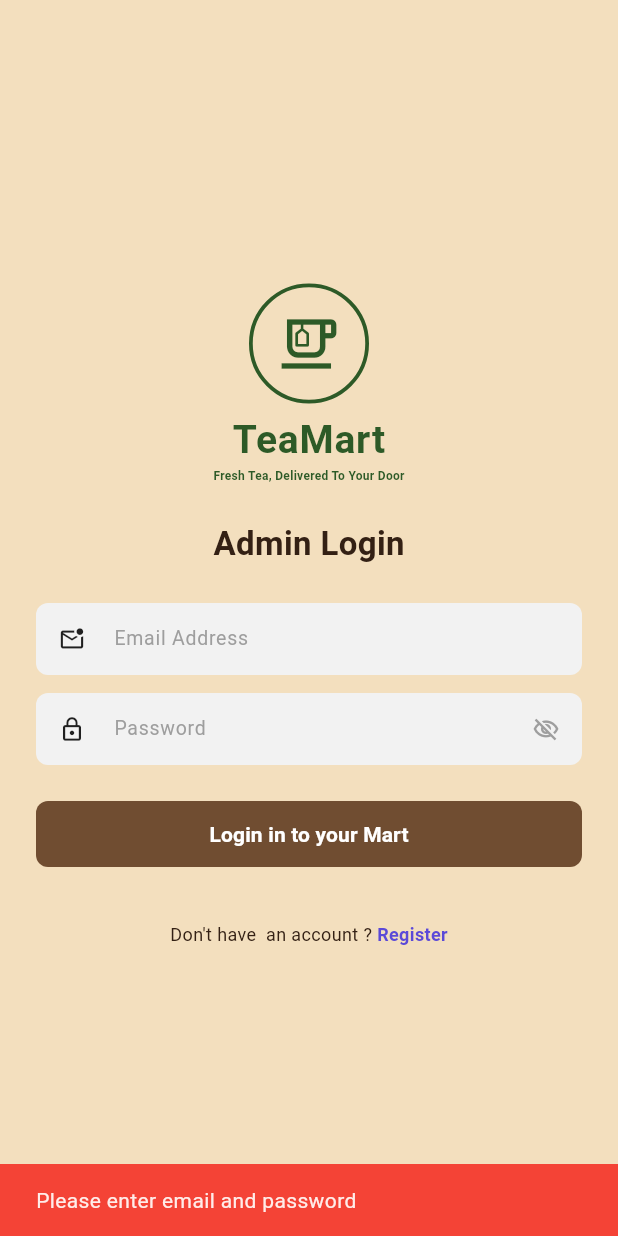
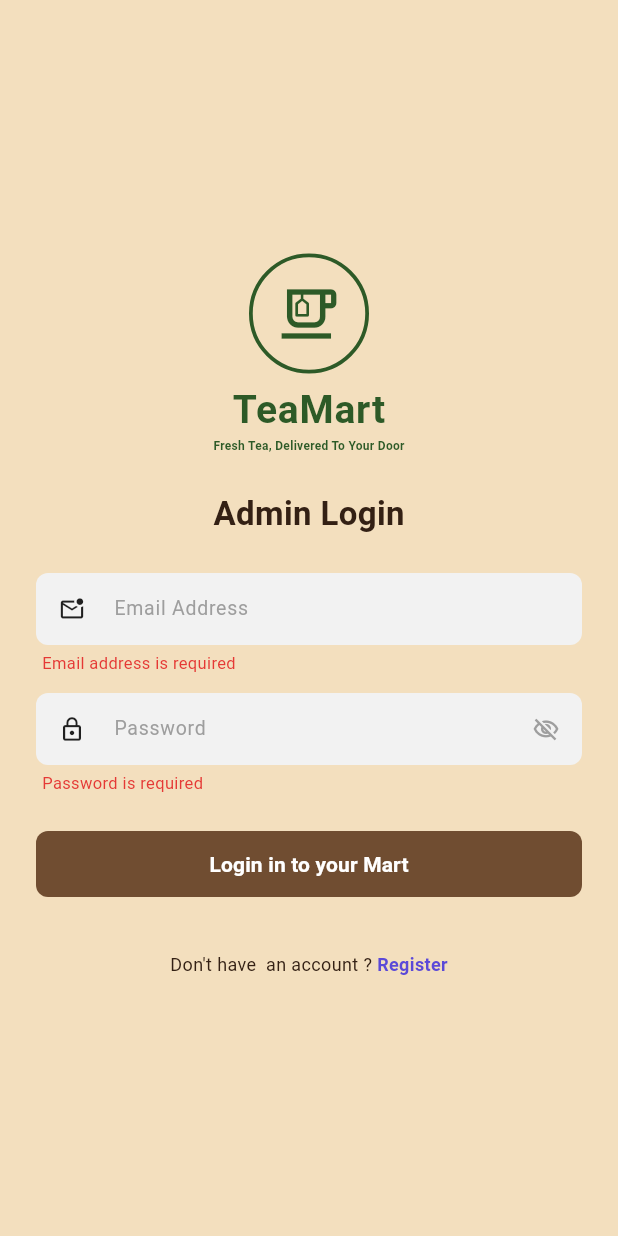
Before and after one commit to vghetiya259/teamart_application, a Flutter app: the AdminLoginPage screen opened directly, after a tap on "Login in to your Mart", on a phone screen of 412 x 824 dp. Run offline on Flutter 3.47's test engine with Material 3 defaults, Android fonts, the phone set to English and light mode, and no system bars.

Commit message:
Update admin_login_page.dart

```diff
--- a/lib/admin/admin_login_page.dart
+++ b/lib/admin/admin_login_page.dart
@@ -1,6 +1,6 @@
 import 'package:flutter/material.dart';
 import 'admin_register_page.dart';
-import 'dashboard.dart'; // Dashboard પેજ ઈમ્પોર્ટ કર્યું
+import '../admin/Dashboard.dart';
 
 class AdminLoginPage extends StatefulWidget {
   const AdminLoginPage({super.key});
@@ -14,6 +14,10 @@
   final TextEditingController _passwordController = TextEditingController();
   bool _isPasswordVisible = false;
 
+  // Error message variables
+  String? _emailError;
+  String? _passwordError;
+
   @override
   void dispose() {
     _emailController.dispose();
@@ -22,27 +26,43 @@
   }
 
   void _handleLogin() {
-    FocusScope.of(context).unfocus(); // Keyboard hide કરે છે
+    FocusScope.of(context).unfocus();
 
-    String email = _emailController.text.trim();
-    String password = _passwordController.text.trim();
+    setState(() {
+      _emailError = null;
+      _passwordError = null;
 
-    // Validation ચેક
-    if (email.isEmpty || password.isEmpty) {
-      ScaffoldMessenger.of(context).showSnackBar(
-        const SnackBar(
-          content: Text('Please enter email and password'),
-          backgroundColor: Colors.red,
-        ),
-      );
-      return;
+      final email = _emailController.text.trim();
+      final password = _passwordController.text.trim();
+
+      bool isValid = true;
+
+      // Email Validation
+      if (email.isEmpty) {
+        _emailError = 'Email address is required';
+        isValid = false;
+      } else if (!RegExp(r'^[\w-\.]+@([\w-]+\.)+[\w-]{2,4}$').hasMatch(email)) {
+        _emailError = 'Please enter a valid email';
+        isValid = false;
       }
 
-    // Dashboard પેજ પર જવા માટે Navigation (પાછળ ના આવવું હોય તો pushReplacement વાપરી શકો)
+      // Password Validation
+      if (password.isEmpty) {
+        _passwordError = 'Password is required';
+        isValid = false;
+      } else if (password.length < 6) {
+        _passwordError = 'Password must be at least 6 characters';
+        isValid = false;
+      }
+
+      // If validation succeeds, navigate to Dashboard
+      if (isValid) {
         Navigator.pushReplacement(
           context,
           MaterialPageRoute(builder: (context) => const DashboardScreen()),
         );
+      }
+    });
   }
 
   @override
@@ -78,6 +98,12 @@
                   hintText: 'Email Address',
                   icon: Icons.mark_email_unread_outlined,
                   keyboardType: TextInputType.emailAddress,
+                  errorText: _emailError,
+                  onChanged: (_) {
+                    if (_emailError != null) {
+                      setState(() => _emailError = null);
+                    }
+                  },
                 ),
                 const SizedBox(height: 12),
 
@@ -87,6 +113,7 @@
                   hintText: 'Password',
                   icon: Icons.lock_outline,
                   obscureText: !_isPasswordVisible,
+                  errorText: _passwordError,
                   suffixIcon: IconButton(
                     icon: Icon(
                       _isPasswordVisible
@@ -101,6 +128,11 @@
                       });
                     },
                   ),
+                  onChanged: (_) {
+                    if (_passwordError != null) {
+                      setState(() => _passwordError = null);
+                    }
+                  },
                 ),
                 const SizedBox(height: 24),
 
@@ -214,8 +246,13 @@
     bool obscureText = false,
     TextInputType keyboardType = TextInputType.text,
     Widget? suffixIcon,
+    String? errorText,
+    ValueChanged<String>? onChanged,
   }) {
-    return Container(
+    return Column(
+      crossAxisAlignment: CrossAxisAlignment.start,
+      children: [
+        Container(
           decoration: BoxDecoration(
             color: const Color(0xFFF2F2F2),
             borderRadius: BorderRadius.circular(8),
@@ -224,8 +261,7 @@
             controller: controller,
             obscureText: obscureText,
             keyboardType: keyboardType,
-        enabled: true,
-        readOnly: false,
+            onChanged: onChanged,
             style: const TextStyle(fontSize: 13, color: Colors.black87),
             decoration: InputDecoration(
               hintText: hintText,
@@ -239,6 +275,22 @@
               ),
             ),
           ),
+        ),
+        if (errorText != null) ...[
+          const SizedBox(height: 4),
+          Padding(
+            padding: const EdgeInsets.only(left: 4),
+            child: Text(
+              errorText,
+              style: const TextStyle(
+                color: Color(0xFFE53935),
+                fontSize: 11,
+                fontWeight: FontWeight.w400,
+              ),
+            ),
+          ),
+        ],
+      ],
     );
   }
 }
```
Lines whose indentation alone changed are shown as unchanged.
